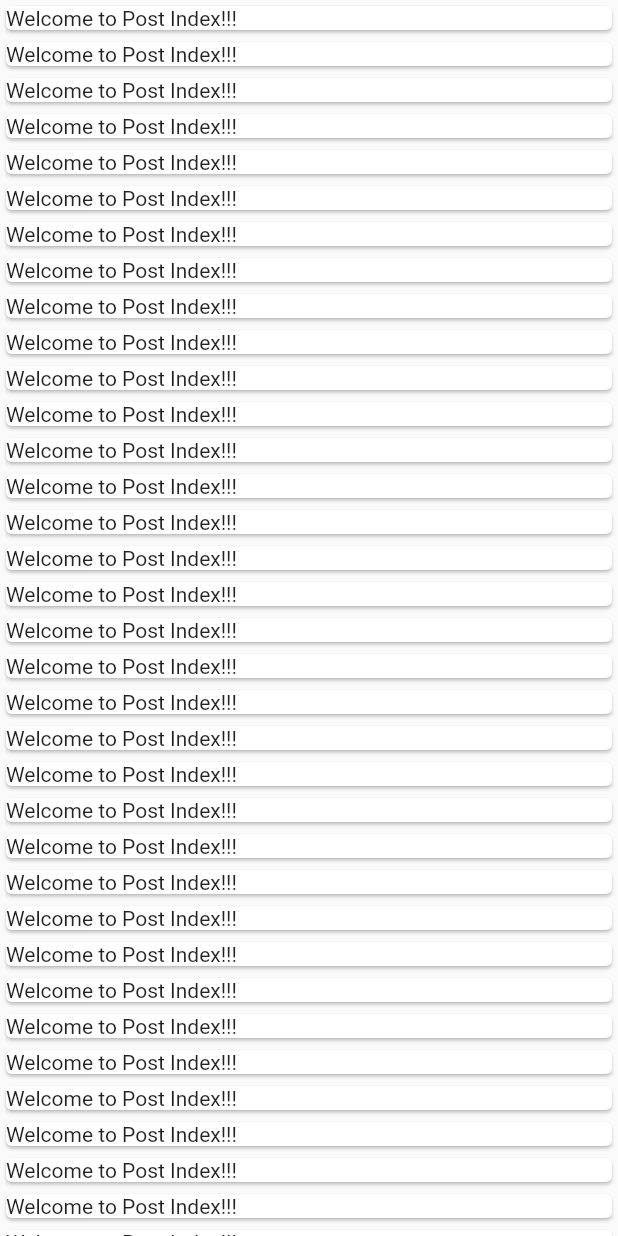
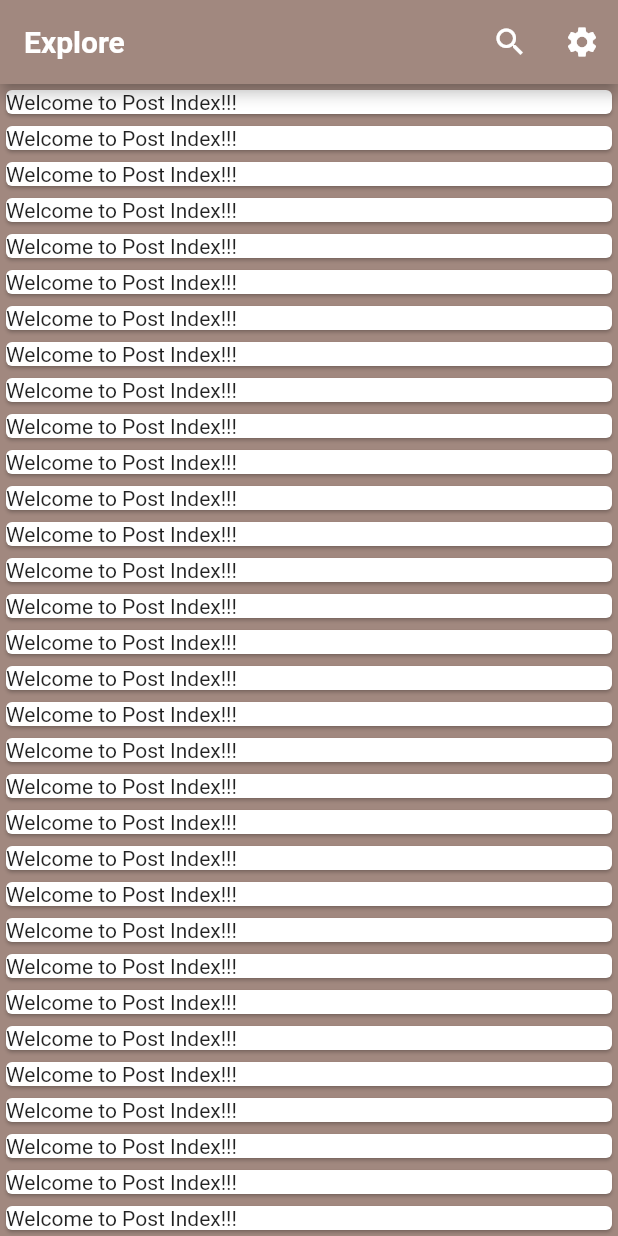
Before and after one commit to CoalitionOfCoders-COC/Collide, a Flutter app: the screen it shows after launch, on a phone screen of 412 x 824 dp. Run offline on Flutter 3.47's test engine with Material 2 defaults, Android fonts, the phone set to English and light mode, and no system bars.

Commit message:
created app bar

```diff
--- a/lib/screens/post/index.dart
+++ b/lib/screens/post/index.dart
@@ -12,6 +12,28 @@ class _PostIndex extends State<PostIndex>{
   @override
   Widget build(BuildContext context){
     return Scaffold(
+      backgroundColor: Colors.brown[300], // Change once final color swatch chosen,
+      appBar: AppBar(
+        title: Text(
+          'Explore',
+          style: TextStyle(color: Colors.white, fontWeight: FontWeight.bold),
+        ),
+        backgroundColor: Colors.brown[300], // Change once final color swatch chosen
+        actions: <Widget>[
+          IconButton(
+            icon: Icon(
+              Icons.search,
+              color: Colors.white,),
+            onPressed: null,
+          ),// search icon
+          IconButton(
+            icon: Icon(
+              Icons.settings,
+              color: Colors.white,),
+            onPressed: null,
+          ), //gear icon
+        ]
+      ),
       body: ListView.builder(
         itemBuilder: (BuildContext context, int index){
           return Card(
```
